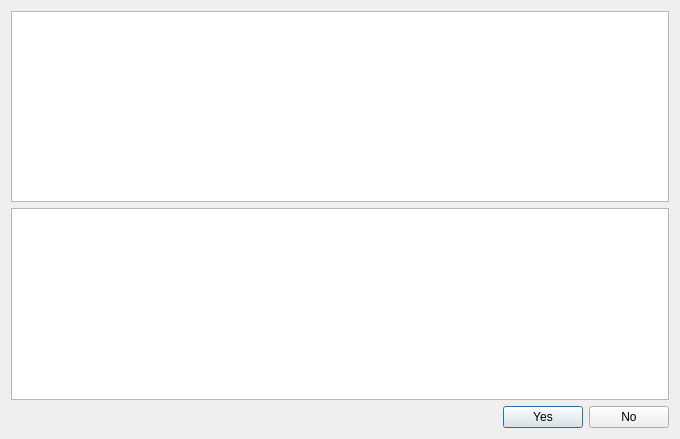
The window that FrameWorkCode/undoglobalreplace.ui (UDAAN-LEAP/leap-pe-tool) describes before a commit, drawn with Qt 5.
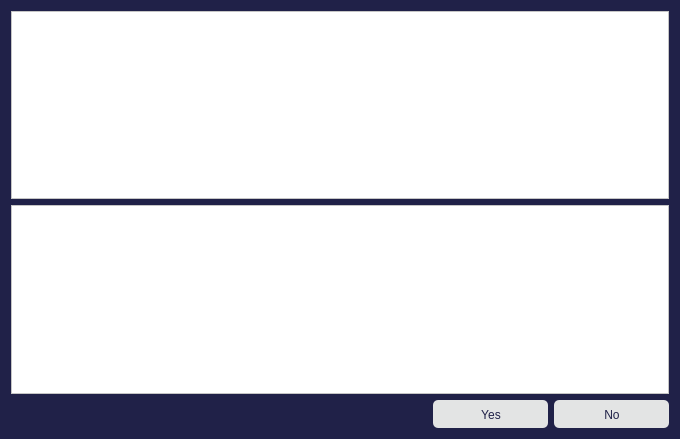
The same window after the commit.

Commit message: Applied UI design and style to all sub windows

The edit to the form file:
```diff
--- a/FrameWorkCode/undoglobalreplace.ui
+++ b/FrameWorkCode/undoglobalreplace.ui
@@ -13,12 +13,23 @@
   <property name="windowTitle">
    <string>Dialog</string>
   </property>
+  <property name="styleSheet">
+   <string notr="true">background-color: rgb(32, 33, 72);</string>
+  </property>
   <layout class="QVBoxLayout" name="verticalLayout">
    <item>
-    <widget class="QListWidget" name="listWidget"/>
+    <widget class="QListWidget" name="listWidget">
+     <property name="styleSheet">
+      <string notr="true">background-color: rgb(255, 255, 255); color:black;</string>
+     </property>
+    </widget>
    </item>
    <item>
-    <widget class="QTextBrowser" name="textBrowser"/>
+    <widget class="QTextBrowser" name="textBrowser">
+     <property name="styleSheet">
+      <string notr="true">background-color: rgb(255, 255, 255);</string>
+     </property>
+    </widget>
    </item>
    <item>
     <layout class="QHBoxLayout" name="horizontalLayout">
@@ -37,6 +48,10 @@
      </item>
      <item>
       <widget class="QPushButton" name="applyButton">
+       <property name="styleSheet">
+        <string notr="true">QPushButton{background-color:rgb(227, 228, 228);border:0px; color: rgb(32, 33, 72); height:26.96px; width: 113.5px; padding-top:1px; border-radius:4.8px; padding-left:1.3px; selection-color: rgb(32, 33, 72); selection-background-color: rgb(136, 138, 133);
+} QPushButton:checked{background-color: rgb(136, 138, 133);} QPushButton:pressed {background-color: rgb(136, 138, 133);}</string>
+       </property>
        <property name="text">
         <string>Yes</string>
        </property>
@@ -44,6 +59,10 @@
      </item>
      <item>
       <widget class="QPushButton" name="cancelButton">
+       <property name="styleSheet">
+        <string notr="true">QPushButton{background-color:rgb(227, 228, 228);border:0px; color: rgb(32, 33, 72); height:26.96px; width: 113.5px; padding-top:1px; border-radius:4.8px; padding-left:1.3px; selection-color: rgb(32, 33, 72); selection-background-color: rgb(136, 138, 133);
+} QPushButton:checked{background-color: rgb(136, 138, 133);} QPushButton:pressed {background-color: rgb(136, 138, 133);}</string>
+       </property>
        <property name="text">
         <string>No</string>
        </property>
```
The commit also changes 61 other files.
